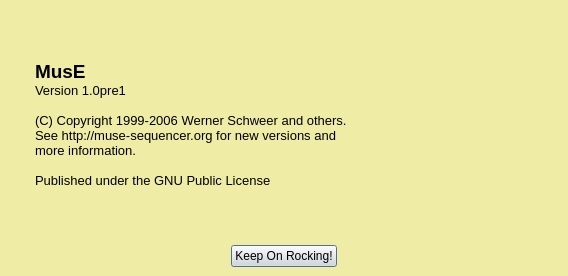
Before: the Qt Designer form muse/muse/aboutbox.ui in emrum/muse, drawn with Qt 5.
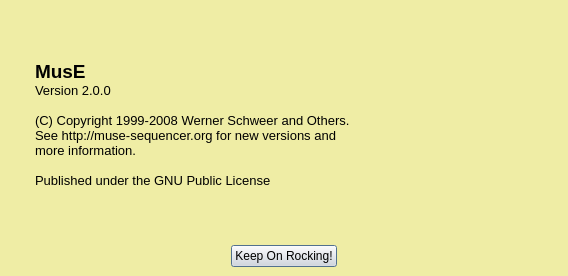
After: the same form once the commit is applied. Icons and pictures are not drawn.

Patch:
```diff
--- a/muse/muse/aboutbox.ui
+++ b/muse/muse/aboutbox.ui
@@ -10,9 +10,7 @@
    </rect>
   </property>
   <property name="sizePolicy" >
-   <sizepolicy>
-    <hsizetype>7</hsizetype>
-    <vsizetype>7</vsizetype>
+   <sizepolicy vsizetype="Expanding" hsizetype="Expanding" >
     <horstretch>0</horstretch>
     <verstretch>0</verstretch>
    </sizepolicy>
@@ -493,21 +491,31 @@
    <property name="margin" >
     <number>9</number>
    </property>
-   <property name="spacing" >
+   <property name="topMargin" >
+    <number>9</number>
+   </property>
+   <property name="rightMargin" >
+    <number>9</number>
+   </property>
+   <property name="bottomMargin" >
+    <number>9</number>
+   </property>
+   <property name="horizontalSpacing" >
+    <number>6</number>
+   </property>
+   <property name="verticalSpacing" >
     <number>6</number>
    </property>
    <item row="0" column="2" >
     <widget class="QLabel" name="textLabel1" >
      <property name="sizePolicy" >
-      <sizepolicy>
-       <hsizetype>7</hsizetype>
-       <vsizetype>7</vsizetype>
+      <sizepolicy vsizetype="Expanding" hsizetype="Expanding" >
        <horstretch>0</horstretch>
        <verstretch>0</verstretch>
       </sizepolicy>
      </property>
      <property name="text" >
-      <string>&lt;html>&lt;head>&lt;meta name="qrichtext" content="1" />&lt;/head>&lt;body style=" white-space: pre-wrap; font-family:Arial; font-size:10pt; font-weight:400; font-style:normal; text-decoration:none;">&lt;p style=" margin-top:0px; margin-bottom:0px; margin-left:0px; margin-right:0px; -qt-block-indent:0; text-indent:0px; font-size:14pt; font-weight:600;">MusE&lt;/p>&lt;p style=" margin-top:0px; margin-bottom:0px; margin-left:0px; margin-right:0px; -qt-block-indent:0; text-indent:0px; font-size:14pt; font-weight:600;">&lt;span style=" font-size:10pt; font-weight:400;">Version 1.0pre1&lt;/span>&lt;/p>&lt;p style="-qt-paragraph-type:empty; margin-top:0px; margin-bottom:0px; margin-left:0px; margin-right:0px; -qt-block-indent:0; text-indent:0px;">&lt;/p>&lt;p style=" margin-top:0px; margin-bottom:0px; margin-left:0px; margin-right:0px; -qt-block-indent:0; text-indent:0px;">(C) Copyright 1999-2006 Werner Schweer and others. &lt;/p>&lt;p style=" margin-top:0px; margin-bottom:0px; margin-left:0px; margin-right:0px; -qt-block-indent:0; text-indent:0px;">See http://muse-sequencer.org for new versions and&lt;/p>&lt;p style=" margin-top:0px; margin-bottom:0px; margin-left:0px; margin-right:0px; -qt-block-indent:0; text-indent:0px;">more information.&lt;/p>&lt;p style="-qt-paragraph-type:empty; margin-top:0px; margin-bottom:0px; margin-left:0px; margin-right:0px; -qt-block-indent:0; text-indent:0px;">&lt;/p>&lt;p style=" margin-top:0px; margin-bottom:0px; margin-left:0px; margin-right:0px; -qt-block-indent:0; text-indent:0px;">Published under the GNU Public License&lt;/p>&lt;/body>&lt;/html></string>
+      <string>&lt;html>&lt;head>&lt;meta name="qrichtext" content="1" />&lt;/head>&lt;body style=" white-space: pre-wrap; font-family:Arial; font-size:10pt; font-weight:400; font-style:normal; text-decoration:none;">&lt;p style=" margin-top:0px; margin-bottom:0px; margin-left:0px; margin-right:0px; -qt-block-indent:0; text-indent:0px; font-size:14pt; font-weight:600;">MusE&lt;/p>&lt;p style=" margin-top:0px; margin-bottom:0px; margin-left:0px; margin-right:0px; -qt-block-indent:0; text-indent:0px; font-size:14pt; font-weight:600;">&lt;span style=" font-size:10pt; font-weight:400;">Version 2.0.0&lt;/span>&lt;/p>&lt;p style="-qt-paragraph-type:empty; margin-top:0px; margin-bottom:0px; margin-left:0px; margin-right:0px; -qt-block-indent:0; text-indent:0px;">&lt;/p>&lt;p style=" margin-top:0px; margin-bottom:0px; margin-left:0px; margin-right:0px; -qt-block-indent:0; text-indent:0px;">(C) Copyright 1999-2008 Werner Schweer and Others. &lt;/p>&lt;p style=" margin-top:0px; margin-bottom:0px; margin-left:0px; margin-right:0px; -qt-block-indent:0; text-indent:0px;">See http://muse-sequencer.org for new versions and&lt;/p>&lt;p style=" margin-top:0px; margin-bottom:0px; margin-left:0px; margin-right:0px; -qt-block-indent:0; text-indent:0px;">more information.&lt;/p>&lt;p style="-qt-paragraph-type:empty; margin-top:0px; margin-bottom:0px; margin-left:0px; margin-right:0px; -qt-block-indent:0; text-indent:0px;">&lt;/p>&lt;p style=" margin-top:0px; margin-bottom:0px; margin-left:0px; margin-right:0px; -qt-block-indent:0; text-indent:0px;">Published under the GNU Public License&lt;/p>&lt;/body>&lt;/html></string>
      </property>
      <property name="wordWrap" >
       <bool>false</bool>
```
Left out of the diff: 21 changed lines with no effect on the pictures.
